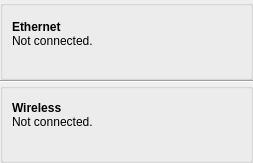
The window that kde4/network-manager/plasmoid/nm-applet/contents/ui/popup.ui (pars-linux/uludag) describes before a commit, drawn with Qt 5.
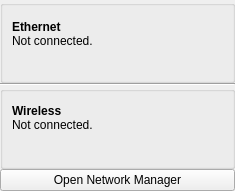
The same window after the commit. Icons and pictures are not drawn.

Commit message: . Add Network Manager button to Popup  . Split ConnectionItem  . Update UI

```diff
--- a/kde4/network-manager/plasmoid/nm-applet/contents/ui/popup.ui
+++ b/kde4/network-manager/plasmoid/nm-applet/contents/ui/popup.ui
@@ -5,8 +5,8 @@
    <rect>
     <x>0</x>
     <y>0</y>
-    <width>253</width>
-    <height>163</height>
+    <width>235</width>
+    <height>191</height>
    </rect>
   </property>
   <property name="windowTitle" >
@@ -255,6 +255,16 @@
      </layout>
     </widget>
    </item>
+   <item>
+    <widget class="QPushButton" name="nmButton" >
+     <property name="styleSheet" >
+      <string notr="true" >color:black;</string>
+     </property>
+     <property name="text" >
+      <string>Open Network Manager</string>
+     </property>
+    </widget>
+   </item>
   </layout>
  </widget>
  <resources>
```
The commit also changes 4 other files.
